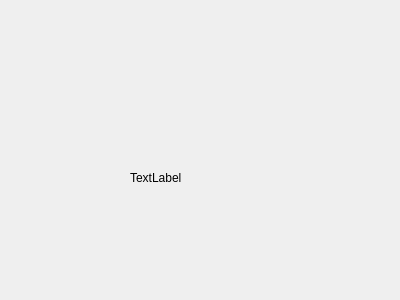
Old version of the form src/FCGUI/FCProgressWidget.ui in the repository Kinvy66/freecaeworkbench.
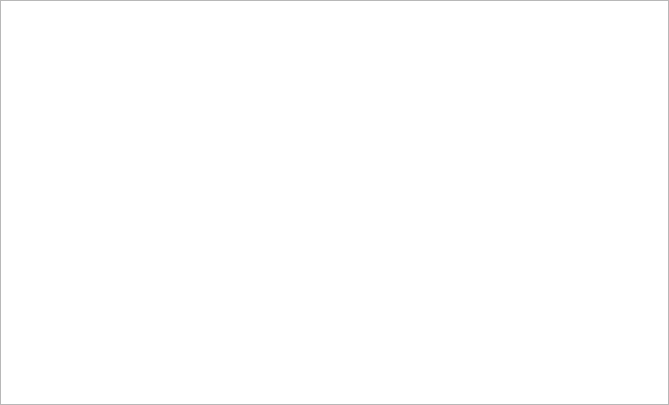
New version of the form.

The edit to the form file:
```diff
--- a/src/FCGUI/FCProgressWidget.ui
+++ b/src/FCGUI/FCProgressWidget.ui
@@ -6,26 +6,33 @@
    <rect>
     <x>0</x>
     <y>0</y>
-    <width>400</width>
-    <height>300</height>
+    <width>669</width>
+    <height>405</height>
    </rect>
   </property>
   <property name="windowTitle">
    <string>Form</string>
   </property>
-  <widget class="QLabel" name="label">
-   <property name="geometry">
-    <rect>
-     <x>130</x>
-     <y>170</y>
-     <width>53</width>
-     <height>15</height>
-    </rect>
+  <layout class="QGridLayout" name="gridLayout">
+   <property name="leftMargin">
+    <number>0</number>
    </property>
-   <property name="text">
-    <string>TextLabel</string>
+   <property name="topMargin">
+    <number>0</number>
    </property>
-  </widget>
+   <property name="rightMargin">
+    <number>0</number>
+   </property>
+   <property name="bottomMargin">
+    <number>0</number>
+   </property>
+   <property name="spacing">
+    <number>0</number>
+   </property>
+   <item row="0" column="0">
+    <widget class="QTableWidget" name="tableWidget"/>
+   </item>
+  </layout>
  </widget>
  <resources/>
  <connections/>
```
